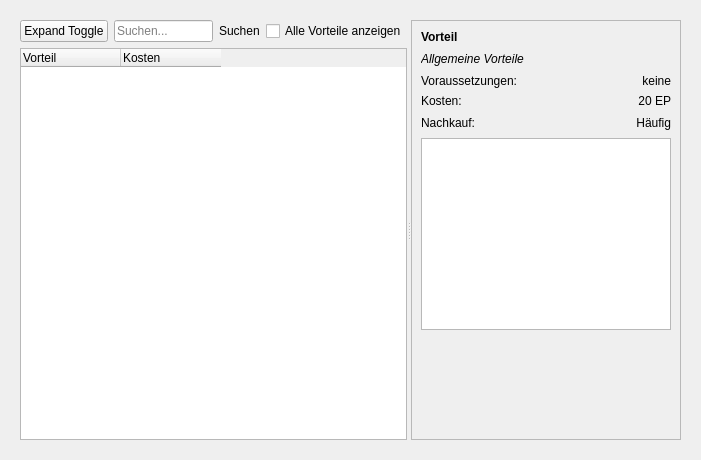
The window that designer/CharakterVorteile.ui (Aeolitus/Sephrasto) describes before a commit, drawn with Qt 5.
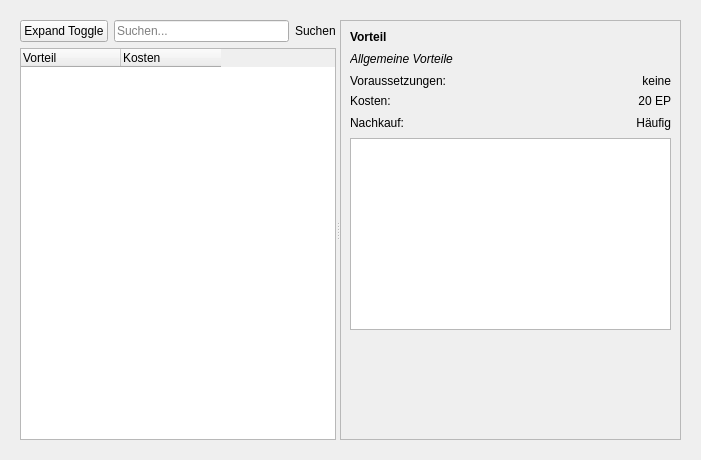
The same window after the commit.

Commit message: Add filter button to vorteile tab, add shortcuts to db editors filter button

```diff
--- a/designer/CharakterVorteile.ui
+++ b/designer/CharakterVorteile.ui
@@ -65,16 +65,6 @@
            </property>
           </widget>
          </item>
-         <item>
-          <widget class="QCheckBox" name="checkShowAll">
-           <property name="toolTip">
-            <string>Falls diese Option aktiviert ist, werden auch solche Vorteile angezeigt, für die du die Voraussetzungen nicht erfüllst.</string>
-           </property>
-           <property name="text">
-            <string>Alle Vorteile anzeigen</string>
-           </property>
-          </widget>
-         </item>
         </layout>
        </item>
        <item>
```
Left out of the diff: 1 changed line with no effect on the pictures. The commit also changes 5 other files.
